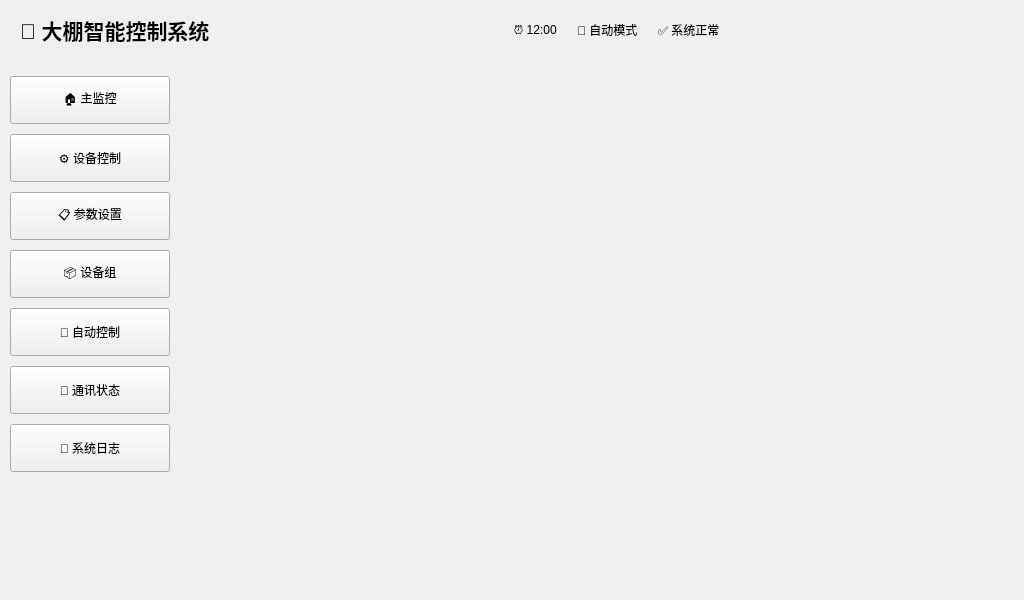
First picture: the form in ui/mainwindow.ui, repository LoveMiku233/qt_display_test, before the edit.
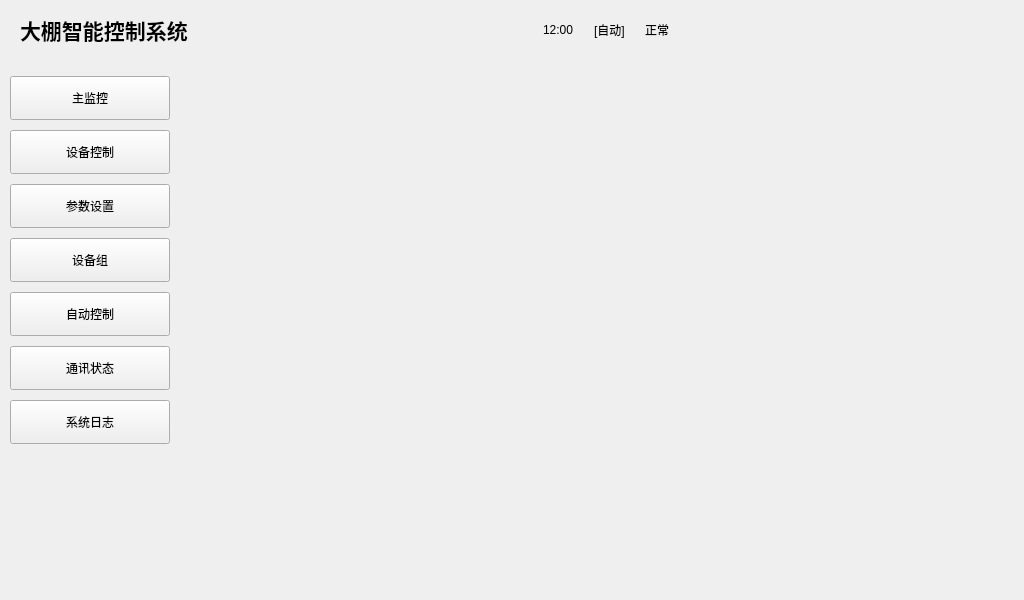
Second picture: the form after the edit.

The edit to the form file:
```diff
--- a/ui/mainwindow.ui
+++ b/ui/mainwindow.ui
@@ -66,7 +66,7 @@
        <item>
         <widget class="QLabel" name="labTitle">
          <property name="text">
-          <string>🌱 大棚智能控制系统</string>
+          <string>大棚智能控制系统</string>
          </property>
          <property name="font">
           <font>
@@ -93,21 +93,21 @@
        <item>
         <widget class="QLabel" name="labTime">
          <property name="text">
-          <string>⏰ 12:00</string>
+          <string>12:00</string>
          </property>
         </widget>
        </item>
        <item>
         <widget class="QLabel" name="labMode">
          <property name="text">
-          <string>🔄 自动模式</string>
+          <string>[自动]</string>
          </property>
         </widget>
        </item>
        <item>
         <widget class="QLabel" name="labAlarm">
          <property name="text">
-          <string>✅ 系统正常</string>
+          <string>正常</string>
          </property>
         </widget>
        </item>
@@ -163,12 +163,12 @@
        <item>
         <widget class="QPushButton" name="btnMain">
          <property name="text">
-          <string>🏠 主监控</string>
+          <string>主监控</string>
          </property>
          <property name="minimumSize">
           <size>
            <width>0</width>
-           <height>48</height>
+           <height>44</height>
           </size>
          </property>
         </widget>
@@ -176,12 +176,12 @@
        <item>
         <widget class="QPushButton" name="btnControl">
          <property name="text">
-          <string>⚙️ 设备控制</string>
+          <string>设备控制</string>
          </property>
          <property name="minimumSize">
           <size>
            <width>0</width>
-           <height>48</height>
+           <height>44</height>
           </size>
          </property>
         </widget>
@@ -189,12 +189,12 @@
        <item>
         <widget class="QPushButton" name="btnParam">
          <property name="text">
-          <string>📋 参数设置</string>
+          <string>参数设置</string>
          </property>
          <property name="minimumSize">
           <size>
            <width>0</width>
-           <height>48</height>
+           <height>44</height>
           </size>
          </property>
         </widget>
@@ -202,12 +202,12 @@
        <item>
         <widget class="QPushButton" name="btnGroup">
          <property name="text">
-          <string>📦 设备组</string>
+          <string>设备组</string>
          </property>
          <property name="minimumSize">
           <size>
            <width>0</width>
-           <height>48</height>
+           <height>44</height>
           </size>
          </property>
         </widget>
@@ -215,12 +215,12 @@
        <item>
         <widget class="QPushButton" name="btnAutoCtrl">
          <property name="text">
-          <string>🤖 自动控制</string>
+          <string>自动控制</string>
          </property>
          <property name="minimumSize">
           <size>
            <width>0</width>
-           <height>48</height>
+           <height>44</height>
           </size>
          </property>
         </widget>
@@ -228,12 +228,12 @@
        <item>
         <widget class="QPushButton" name="btnComm">
          <property name="text">
-          <string>📡 通讯状态</string>
+          <string>通讯状态</string>
          </property>
          <property name="minimumSize">
           <size>
            <width>0</width>
-           <height>48</height>
+           <height>44</height>
           </size>
          </property>
         </widget>
@@ -241,12 +241,12 @@
        <item>
         <widget class="QPushButton" name="btnLog">
          <property name="text">
-          <string>📝 系统日志</string>
+          <string>系统日志</string>
          </property>
          <property name="minimumSize">
           <size>
            <width>0</width>
-           <height>48</height>
+           <height>44</height>
           </size>
          </property>
         </widget>
```
